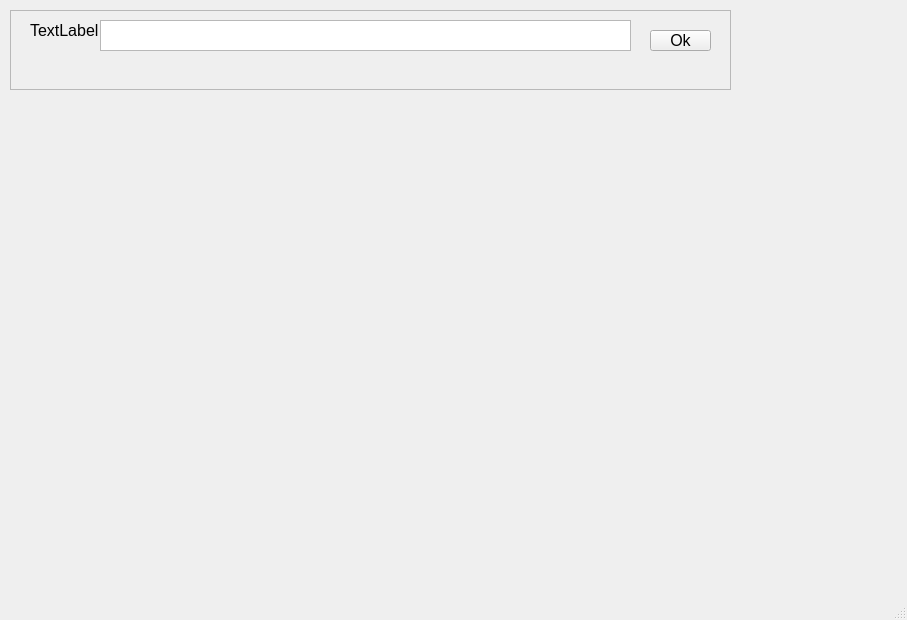
This is ui/mainForm.ui in vladmikhbond/MechanPyQt as Qt 5 draws it before an edit. The edited form follows.
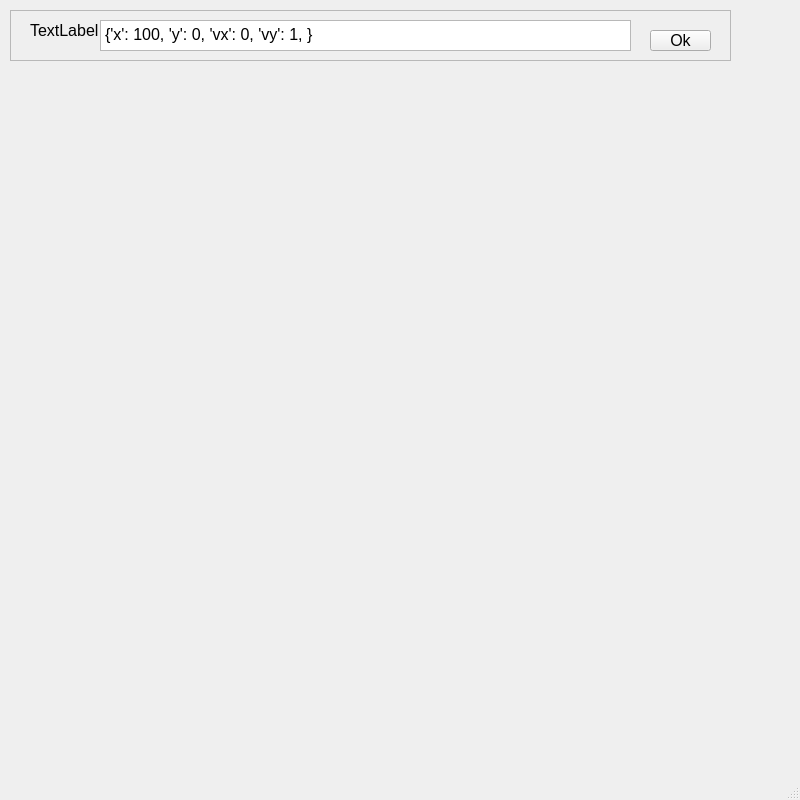
This is the edited form.

```diff
--- a/ui/mainForm.ui
+++ b/ui/mainForm.ui
@@ -6,8 +6,8 @@
    <rect>
     <x>0</x>
     <y>0</y>
-    <width>907</width>
-    <height>620</height>
+    <width>800</width>
+    <height>800</height>
    </rect>
   </property>
   <property name="windowTitle">
@@ -20,7 +20,7 @@
       <x>10</x>
       <y>10</y>
       <width>721</width>
-      <height>80</height>
+      <height>51</height>
      </rect>
     </property>
     <property name="font">
@@ -56,6 +56,19 @@
        <height>31</height>
       </rect>
      </property>
+     <property name="documentTitle">
+      <string/>
+     </property>
+     <property name="html">
+      <string>&lt;!DOCTYPE HTML PUBLIC &quot;-//W3C//DTD HTML 4.0//EN&quot; &quot;http://www.w3.org/TR/REC-html40/strict.dtd&quot;&gt;
+&lt;html&gt;&lt;head&gt;&lt;meta name=&quot;qrichtext&quot; content=&quot;1&quot; /&gt;&lt;style type=&quot;text/css&quot;&gt;
+p, li { white-space: pre-wrap; }
+&lt;/style&gt;&lt;/head&gt;&lt;body style=&quot; font-family:'MS Shell Dlg 2'; font-size:12pt; font-weight:400; font-style:normal;&quot;&gt;
+&lt;p style=&quot; margin-top:0px; margin-bottom:0px; margin-left:0px; margin-right:0px; -qt-block-indent:0; text-indent:0px;&quot;&gt;{'x': 100, 'y': 0, 'vx': 0, 'vy': 1, }&lt;/p&gt;&lt;/body&gt;&lt;/html&gt;</string>
+     </property>
+     <property name="placeholderText">
+      <string>12345</string>
+     </property>
     </widget>
     <widget class="QPushButton" name="okButton">
      <property name="geometry">
```
Left out of the diff: 2 changed lines with no effect on the pictures.
